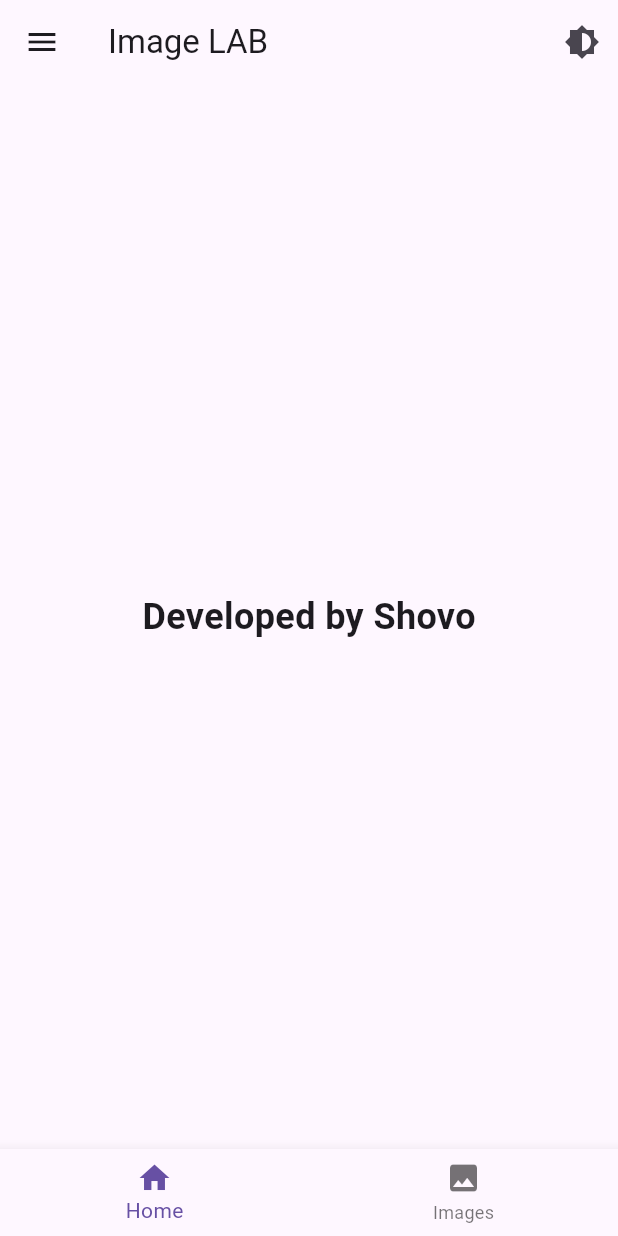
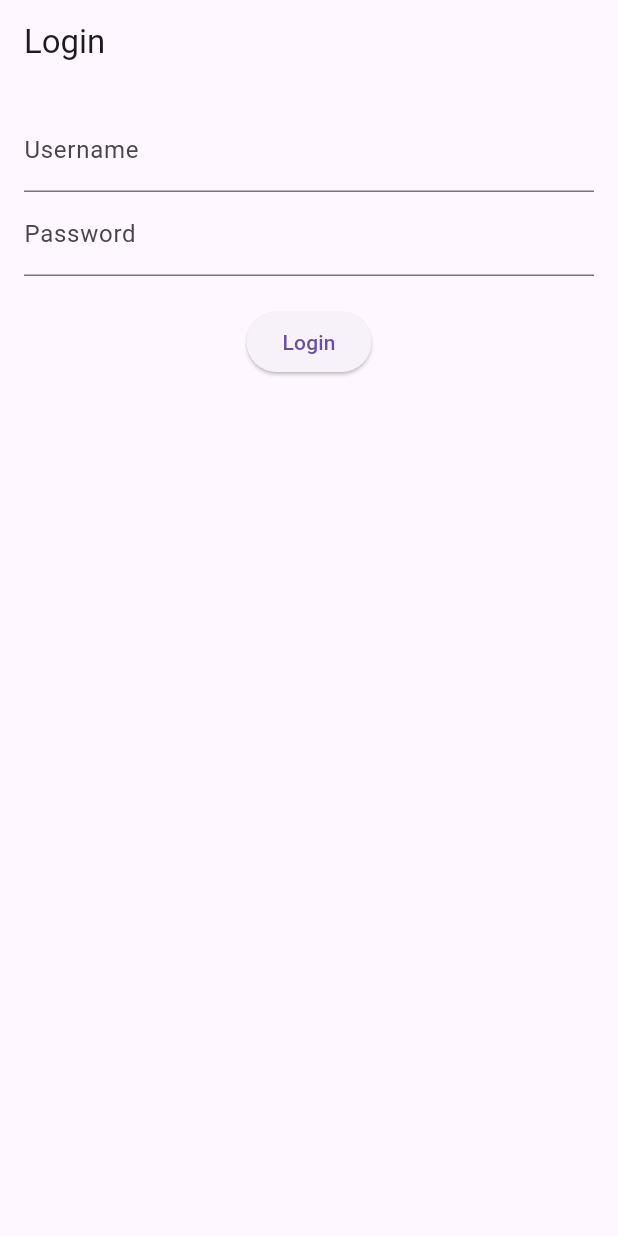
Before and after one commit to shovo404/Photo_Booth, a Flutter app: the screen it shows after launch, on a phone screen of 412 x 824 dp. Run offline on Flutter 3.47's test engine with Material 3 defaults, Android fonts, the phone set to English and light mode, and no system bars.

Commit message:
Update main.dart

```diff
--- a/lib/main.dart
+++ b/lib/main.dart
@@ -43,7 +43,9 @@ class MainScreen extends StatefulWidget {
 
 class _MainScreenState extends State<MainScreen> {
   int _selectedIndex = 0;
-  String _selectedCategory = "nature";  // Default category
+  String _selectedCategory = "nature"; // Default category
+  bool _isLoggedIn = false;
+  String _username = '';
 
   void _onItemTapped(int index) {
     setState(() {
@@ -57,8 +59,26 @@ class _MainScreenState extends State<MainScreen> {
     });
   }
 
+  void _onLoginSuccess(String username) {
+    setState(() {
+      _isLoggedIn = true;
+      _username = username;
+    });
+  }
+
+  void _logout() {
+    setState(() {
+      _isLoggedIn = false;
+      _username = '';
+    });
+  }
+
   @override
   Widget build(BuildContext context) {
+    if (!_isLoggedIn) {
+      return LoginPage(onLoginSuccess: _onLoginSuccess);
+    }
+
     return Scaffold(
       appBar: AppBar(
         title: Text('Image LAB'),
@@ -66,6 +86,10 @@ class _MainScreenState extends State<MainScreen> {
           IconButton(
             icon: Icon(Icons.brightness_6),
             onPressed: widget.toggleTheme,
+          ),
+          IconButton(
+            icon: Icon(Icons.logout),
+            onPressed: _logout, // Logout button
           ),
         ],
       ),
@@ -85,7 +109,7 @@ class _MainScreenState extends State<MainScreen> {
                   ),
                   SizedBox(height: 10),
                   Text(
-                    'Welcome, Shovo',
+                    'Welcome, $_username',
                     style: TextStyle(color: Colors.white, fontSize: 20),
                   ),
                 ],
@@ -97,14 +121,12 @@ class _MainScreenState extends State<MainScreen> {
           ],
         ),
       ),
-      body: _selectedIndex == 0
-          ? WelcomePage()
-          : FullScreenImagesPage(category: _selectedCategory),
+      body: FullScreenImagesPage(category: _selectedCategory),
       bottomNavigationBar: BottomNavigationBar(
         currentIndex: _selectedIndex,
         onTap: _onItemTapped,
         items: [
-          BottomNavigationBarItem(icon: Icon(Icons.home), label: 'Home'),
+          BottomNavigationBarItem(icon: Icon(Icons.image), label: 'Images'),
           BottomNavigationBarItem(icon: Icon(Icons.image), label: 'Images'),
         ],
       ),
@@ -122,13 +144,77 @@ class _MainScreenState extends State<MainScreen> {
   }
 }
 
-class WelcomePage extends StatelessWidget {
+class LoginPage extends StatefulWidget {
+  final Function(String) onLoginSuccess;
+
+  LoginPage({required this.onLoginSuccess});
+
+  @override
+  _LoginPageState createState() => _LoginPageState();
+}
+
+class _LoginPageState extends State<LoginPage> {
+  final _formKey = GlobalKey<FormState>();
+  final _usernameController = TextEditingController();
+  final _passwordController = TextEditingController();
+
+  void _login() {
+    if (_formKey.currentState!.validate()) {
+      String username = _usernameController.text;
+      String password = _passwordController.text;
+
+      // Hardcoded authentication with default username and password as "123"
+      if (username == "shovo" && password == "123") {
+        widget.onLoginSuccess(username);
+      } else {
+        ScaffoldMessenger.of(context).showSnackBar(
+          SnackBar(content: Text('Invalid username or password')),
+        );
+      }
+    }
+  }
+
   @override
   Widget build(BuildContext context) {
-    return Center(
-      child: Text(
-        'Developed by Shovo',
-        style: TextStyle(fontSize: 24, fontWeight: FontWeight.bold),
+    return Scaffold(
+      appBar: AppBar(
+        title: Text('Login'),
+      ),
+      body: Padding(
+        padding: EdgeInsets.all(16.0),
+        child: Form(
+          key: _formKey,
+          child: Column(
+            children: [
+              TextFormField(
+                controller: _usernameController,
+                decoration: InputDecoration(labelText: 'Username'),
+                validator: (value) {
+                  if (value == null || value.isEmpty) {
+                    return 'Please enter your username';
+                  }
+                  return null;
+                },
+              ),
+              TextFormField(
+                controller: _passwordController,
+                decoration: InputDecoration(labelText: 'Password'),
+                obscureText: true,
+                validator: (value) {
+                  if (value == null || value.isEmpty) {
+                    return 'Please enter your password';
+                  }
+                  return null;
+                },
+              ),
+              SizedBox(height: 20),
+              ElevatedButton(
+                onPressed: _login,
+                child: Text('Login'),
+              ),
+            ],
+          ),
+        ),
       ),
     );
   }
@@ -166,7 +252,7 @@ class _FullScreenImagesPageState extends State<FullScreenImagesPage> {
       // Fetch the image results and shuffle them for randomness
       List<String> fetchedImageUrls = List<String>.from(
           data["results"].map((image) => image["urls"]["regular"]));
-      fetchedImageUrls.shuffle();  // Shuffle the list to randomize the images
+      fetchedImageUrls.shuffle(); // Shuffle the list to randomize the images
 
       setState(() {
         imageUrls = fetchedImageUrls;
```
